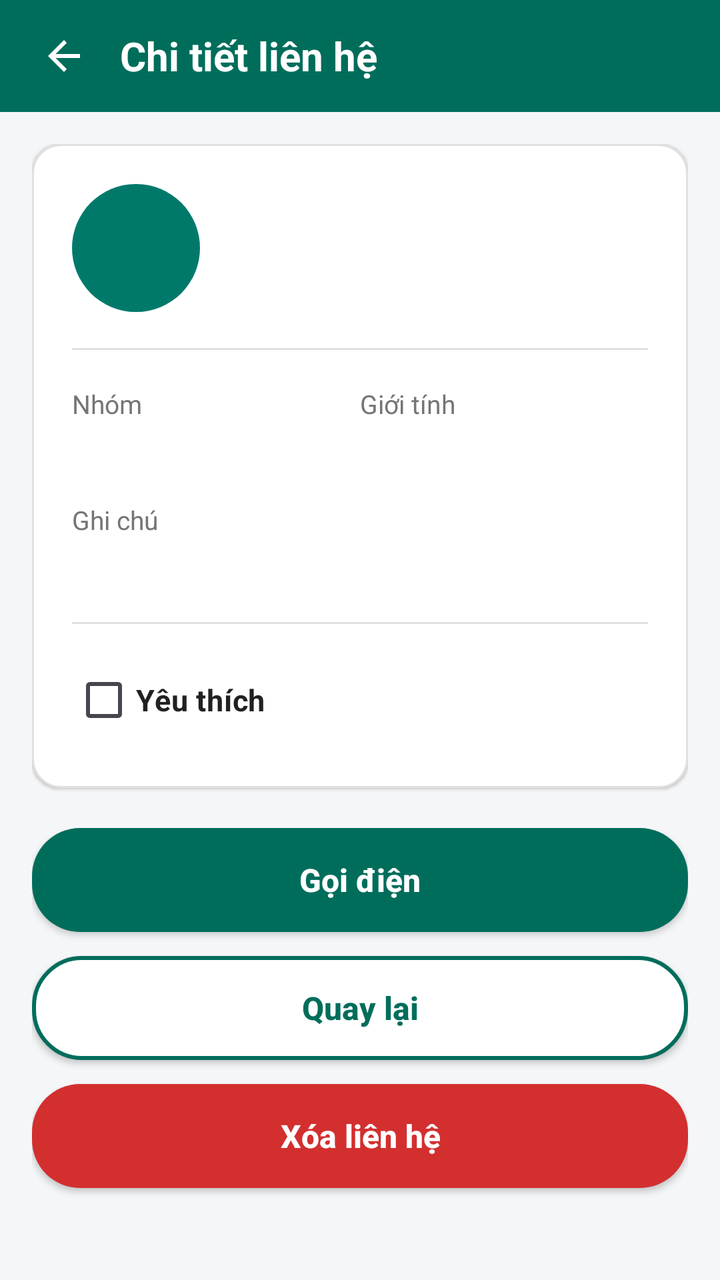
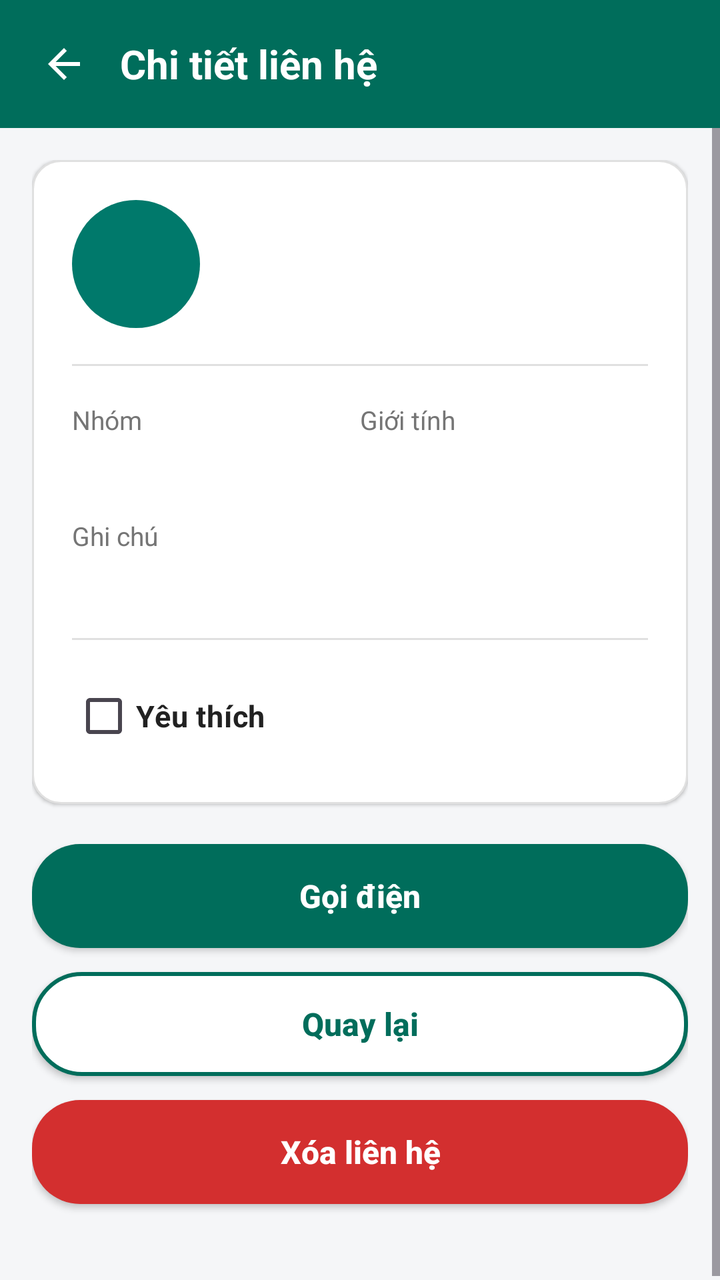

Two renders of the same Android screen: before a commit and after it. Below are the layout's source before the change and the commit's diff.
<!-- AndroidManifest.xml: application theme Theme.TH2danh_ba -->
<!-- res/layout/activity_contact_detail.xml -->
<?xml version="1.0" encoding="utf-8"?>
<LinearLayout xmlns:android="http://schemas.android.com/apk/res/android"
    android:layout_width="match_parent"
    android:layout_height="match_parent"
    android:background="@color/bg_light_gray"
    android:orientation="vertical">

    
    <LinearLayout
        android:layout_width="match_parent"
        android:layout_height="56dp"
        android:background="@color/teal_button"
        android:gravity="center_vertical"
        android:orientation="horizontal"
        android:paddingStart="12dp"
        android:paddingEnd="20dp">

        <ImageView
            android:id="@+id/btnHeaderBack"
            android:layout_width="40dp"
            android:layout_height="40dp"
            android:background="?attr/selectableItemBackgroundBorderless"
            android:contentDescription="@string/btn_back"
            android:padding="8dp"
            android:src="@drawable/ic_back" />

        <TextView
            android:layout_width="wrap_content"
            android:layout_height="wrap_content"
            android:layout_marginStart="8dp"
            android:text="@string/detail_contact_title"
            android:textColor="@color/white"
            android:textSize="20sp"
            android:textStyle="bold" />
    </LinearLayout>

    <ScrollView
        android:layout_width="match_parent"
        android:layout_height="0dp"
        android:layout_weight="1"
        android:fillViewport="true">

        <LinearLayout
            android:layout_width="match_parent"
            android:layout_height="wrap_content"
            android:orientation="vertical"
            android:padding="16dp">

            
            <LinearLayout
                android:layout_width="match_parent"
                android:layout_height="wrap_content"
                android:background="@drawable/bg_card_contact"
                android:elevation="1dp"
                android:orientation="vertical"
                android:padding="20dp">

                
                <LinearLayout
                    android:layout_width="match_parent"
                    android:layout_height="wrap_content"
                    android:gravity="center_vertical"
                    android:orientation="horizontal">

                    
                    <FrameLayout
                        android:id="@+id/layoutDetailAvatar"
                        android:layout_width="64dp"
                        android:layout_height="64dp"
                        android:background="@drawable/bg_circle_avatar">

                        <TextView
                            android:id="@+id/tvDetailAvatarLetter"
                            android:layout_width="wrap_content"
                            android:layout_height="wrap_content"
                            android:layout_gravity="center"
                            android:textColor="@color/white"
                            android:textSize="26sp"
                            android:textStyle="bold" />
                    </FrameLayout>

                    
                    <LinearLayout
                        android:layout_width="0dp"
                        android:layout_height="wrap_content"
                        android:layout_marginStart="16dp"
                        android:layout_weight="1"
                        android:orientation="vertical">

                        <TextView
                            android:id="@+id/tvDetailName"
                            android:layout_width="wrap_content"
                            android:layout_height="wrap_content"
                            android:textColor="@color/text_primary"
                            android:textSize="20sp"
                            android:textStyle="bold" />

                        <TextView
                            android:id="@+id/tvDetailPhone"
                            android:layout_width="wrap_content"
                            android:layout_height="wrap_content"
                            android:layout_marginTop="4dp"
                            android:textColor="@color/primary_teal"
                            android:textSize="17sp"
                            android:textStyle="bold" />
                    </LinearLayout>
                </LinearLayout>

                
                <View
                    android:layout_width="match_parent"
                    android:layout_height="1dp"
                    android:layout_marginTop="18dp"
                    android:layout_marginBottom="18dp"
                    android:background="@color/border_light" />

                
                <LinearLayout
                    android:layout_width="match_parent"
                    android:layout_height="wrap_content"
                    android:baselineAligned="false"
                    android:orientation="horizontal">

                    <LinearLayout
                        android:layout_width="0dp"
                        android:layout_height="wrap_content"
                        android:layout_weight="1"
                        android:orientation="vertical">

                        <TextView
                            android:layout_width="wrap_content"
                            android:layout_height="wrap_content"
                            android:text="@string/group_label"
                            android:textColor="@color/text_secondary"
                            android:textSize="13sp" />

                        <TextView
                            android:id="@+id/tvDetailGroup"
                            android:layout_width="wrap_content"
                            android:layout_height="wrap_content"
                            android:layout_marginTop="4dp"
                            android:textColor="@color/text_primary"
                            android:textSize="15sp"
                            android:textStyle="bold" />
                    </LinearLayout>

                    <LinearLayout
                        android:layout_width="0dp"
                        android:layout_height="wrap_content"
                        android:layout_weight="1"
                        android:orientation="vertical">

                        <TextView
                            android:layout_width="wrap_content"
                            android:layout_height="wrap_content"
                            android:text="@string/gender_label"
                            android:textColor="@color/text_secondary"
                            android:textSize="13sp" />

                        <TextView
                            android:id="@+id/tvDetailGender"
                            android:layout_width="wrap_content"
                            android:layout_height="wrap_content"
                            android:layout_marginTop="4dp"
                            android:textColor="@color/text_primary"
                            android:textSize="15sp"
                            android:textStyle="bold" />
                    </LinearLayout>
                </LinearLayout>

                
                <LinearLayout
                    android:layout_width="match_parent"
                    android:layout_height="wrap_content"
                    android:layout_marginTop="16dp"
                    android:orientation="vertical">

                    <TextView
                        android:layout_width="wrap_content"
                        android:layout_height="wrap_content"
                        android:text="@string/note_label"
                        android:textColor="@color/text_secondary"
                        android:textSize="13sp" />

                    <TextView
                        android:id="@+id/tvDetailNote"
                        android:layout_width="wrap_content"
                        android:layout_height="wrap_content"
                        android:layout_marginTop="4dp"
                        android:textColor="@color/text_primary"
                        android:textSize="15sp" />
                </LinearLayout>

                
                <View
                    android:layout_width="match_parent"
                    android:layout_height="1dp"
                    android:layout_marginTop="18dp"
                    android:layout_marginBottom="14dp"
                    android:background="@color/border_light" />

                
                <CheckBox
                    android:id="@+id/cbDetailFavorite"
                    android:layout_width="wrap_content"
                    android:layout_height="wrap_content"
                    android:text="@string/stat_fav_label"
                    android:textColor="@color/text_primary"
                    android:textSize="15sp"
                    android:textStyle="bold" />

            </LinearLayout>

            
            <LinearLayout
                android:layout_width="match_parent"
                android:layout_height="wrap_content"
                android:layout_marginTop="20dp"
                android:orientation="vertical">

                
                <androidx.appcompat.widget.AppCompatButton
                    android:id="@+id/btnCall"
                    android:layout_width="match_parent"
                    android:layout_height="52dp"
                    android:background="@drawable/bg_button_primary"
                    android:text="@string/btn_call"
                    android:textAllCaps="false"
                    android:textColor="@color/white"
                    android:textSize="16sp"
                    android:textStyle="bold" />

                
                <androidx.appcompat.widget.AppCompatButton
                    android:id="@+id/btnBack"
                    android:layout_width="match_parent"
                    android:layout_height="52dp"
                    android:layout_marginTop="12dp"
                    android:background="@drawable/bg_button_secondary"
                    android:text="@string/btn_back"
                    android:textAllCaps="false"
                    android:textColor="@color/teal_button"
                    android:textSize="16sp"
                    android:textStyle="bold" />

                
                <androidx.appcompat.widget.AppCompatButton
                    android:id="@+id/btnDelete"
                    android:layout_width="match_parent"
                    android:layout_height="52dp"
                    android:layout_marginTop="12dp"
                    android:layout_marginBottom="16dp"
                    android:background="@drawable/bg_button_danger"
                    android:text="@string/btn_delete"
                    android:textAllCaps="false"
                    android:textColor="@color/white"
                    android:textSize="16sp"
                    android:textStyle="bold" />
            </LinearLayout>

        </LinearLayout>
    </ScrollView>

</LinearLayout>
<!-- resources referenced by this layout -->
<resources>
  <color name="bg_light_gray">#F5F6F8</color>
  <color name="border_light">#E0E0E0</color>
  <color name="primary_teal">#00796B</color>
  <color name="teal_button">#006D5B</color>
  <color name="text_primary">#212121</color>
  <color name="text_secondary">#757575</color>
  <color name="white">#FFFFFFFF</color>
  <!-- drawable bg_button_danger (drawable) -->
  <?xml version="1.0" encoding="utf-8"?>
  <ripple xmlns:android="http://schemas.android.com/apk/res/android"
      android:color="#33FFFFFF">
      <item>
          <shape android:shape="rectangle">
              <solid android:color="@color/color_danger" />
              <corners android:radius="24dp" />
          </shape>
      </item>
  </ripple>
  <!-- drawable bg_button_primary (drawable) -->
  <?xml version="1.0" encoding="utf-8"?>
  <ripple xmlns:android="http://schemas.android.com/apk/res/android"
      android:color="#33FFFFFF">
      <item>
          <shape android:shape="rectangle">
              <solid android:color="@color/teal_button" />
              <corners android:radius="24dp" />
          </shape>
      </item>
  </ripple>
  <!-- drawable bg_button_secondary (drawable) -->
  <?xml version="1.0" encoding="utf-8"?>
  <ripple xmlns:android="http://schemas.android.com/apk/res/android"
      android:color="#2000796B">
      <item>
          <shape android:shape="rectangle">
              <solid android:color="@color/white" />
              <stroke
                  android:width="2dp"
                  android:color="@color/teal_button" />
              <corners android:radius="24dp" />
          </shape>
      </item>
  </ripple>
  <!-- drawable bg_card_contact (drawable) -->
  <?xml version="1.0" encoding="utf-8"?>
  <shape xmlns:android="http://schemas.android.com/apk/res/android"
      android:shape="rectangle">
      <solid android:color="@color/white" />
      <stroke
          android:width="1dp"
          android:color="@color/border_light" />
      <corners android:radius="14dp" />
  </shape>
  <!-- drawable bg_circle_avatar (drawable) -->
  <?xml version="1.0" encoding="utf-8"?>
  <shape xmlns:android="http://schemas.android.com/apk/res/android"
      android:shape="oval">
      <solid android:color="@color/primary_teal" />
  </shape>
  <!-- drawable ic_back (drawable) -->
  <vector xmlns:android="http://schemas.android.com/apk/res/android"
      android:width="24dp"
      android:height="24dp"
      android:viewportWidth="24"
      android:viewportHeight="24"
      android:tint="?attr/colorOnPrimary">
      <path
          android:fillColor="@android:color/white"
          android:pathData="M20,11H7.83l5.59,-5.59L12,4l-8,8 8,8 1.41,-1.41L7.83,13H20v-2z"/>
  </vector>
  <string name="btn_back">Quay lại</string>
  <string name="btn_call">Gọi điện</string>
  <string name="btn_delete">Xóa liên hệ</string>
  <string name="detail_contact_title">Chi tiết liên hệ</string>
  <string name="gender_label">Giới tính</string>
  <string name="group_label">Nhóm</string>
  <string name="note_label">Ghi chú</string>
  <string name="stat_fav_label">Yêu thích</string>
  <style name="Theme.TH2danh_ba" parent="Base.Theme.TH2danh_ba" />
  <color name="color_danger">#D32F2F</color>
  <style name="Base.Theme.TH2danh_ba" parent="Theme.Material3.Light.NoActionBar">
          
          <item name="colorPrimary">@color/primary_teal</item>
          <item name="colorPrimaryVariant">@color/primary_teal_dark</item>
          <item name="colorOnPrimary">@color/white</item>
          <item name="android:statusBarColor">@color/primary_teal_dark</item>
          <item name="android:windowLightStatusBar">false</item>
      </style>
  <color name="primary_teal_dark">#004D40</color>
</resources>

<!-- the commit's change to res/layout/activity_contact_detail.xml (unified diff, before → after) -->
@@ -1,5 +1,6 @@
 <?xml version="1.0" encoding="utf-8"?>
 <LinearLayout xmlns:android="http://schemas.android.com/apk/res/android"
+    android:id="@+id/rootLayout"
     android:layout_width="match_parent"
     android:layout_height="match_parent"
     android:background="@color/bg_light_gray"
@@ -7,27 +8,31 @@
 
     
     <LinearLayout
+        android:id="@+id/headerLayout"
         android:layout_width="match_parent"
-        android:layout_height="56dp"
+        android:layout_height="wrap_content"
+        android:minHeight="56dp"
         android:background="@color/teal_button"
         android:gravity="center_vertical"
         android:orientation="horizontal"
-        android:paddingStart="12dp"
-        android:paddingEnd="20dp">
+        android:paddingStart="8dp"
+        android:paddingTop="8dp"
+        android:paddingEnd="20dp"
+        android:paddingBottom="8dp">
 
         <ImageView
             android:id="@+id/btnHeaderBack"
-            android:layout_width="40dp"
-            android:layout_height="40dp"
+            android:layout_width="48dp"
+            android:layout_height="48dp"
             android:background="?attr/selectableItemBackgroundBorderless"
             android:contentDescription="@string/btn_back"
-            android:padding="8dp"
+            android:padding="12dp"
             android:src="@drawable/ic_back" />
 
         <TextView
             android:layout_width="wrap_content"
             android:layout_height="wrap_content"
-            android:layout_marginStart="8dp"
+            android:layout_marginStart="4dp"
             android:text="@string/detail_contact_title"
             android:textColor="@color/white"
             android:textSize="20sp"
@@ -249,7 +254,7 @@
                     android:layout_width="match_parent"
                     android:layout_height="52dp"
                     android:layout_marginTop="12dp"
-                    android:layout_marginBottom="16dp"
+                    android:layout_marginBottom="24dp"
                     android:background="@drawable/bg_button_danger"
                     android:text="@string/btn_delete"
                     android:textAllCaps="false"
